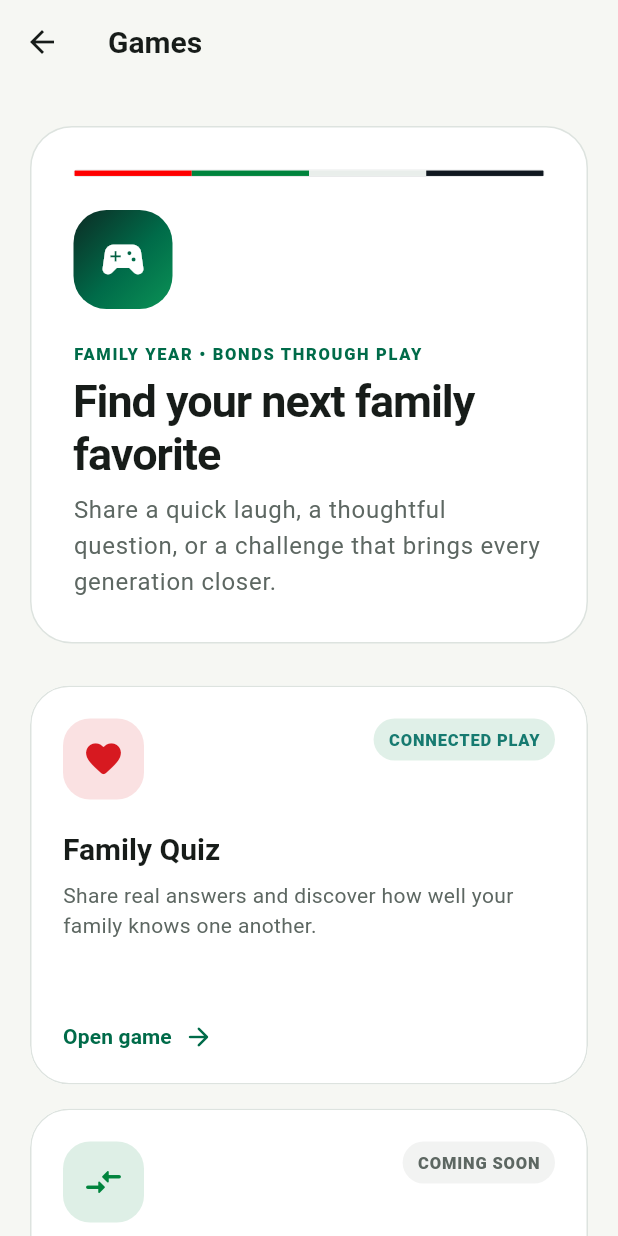
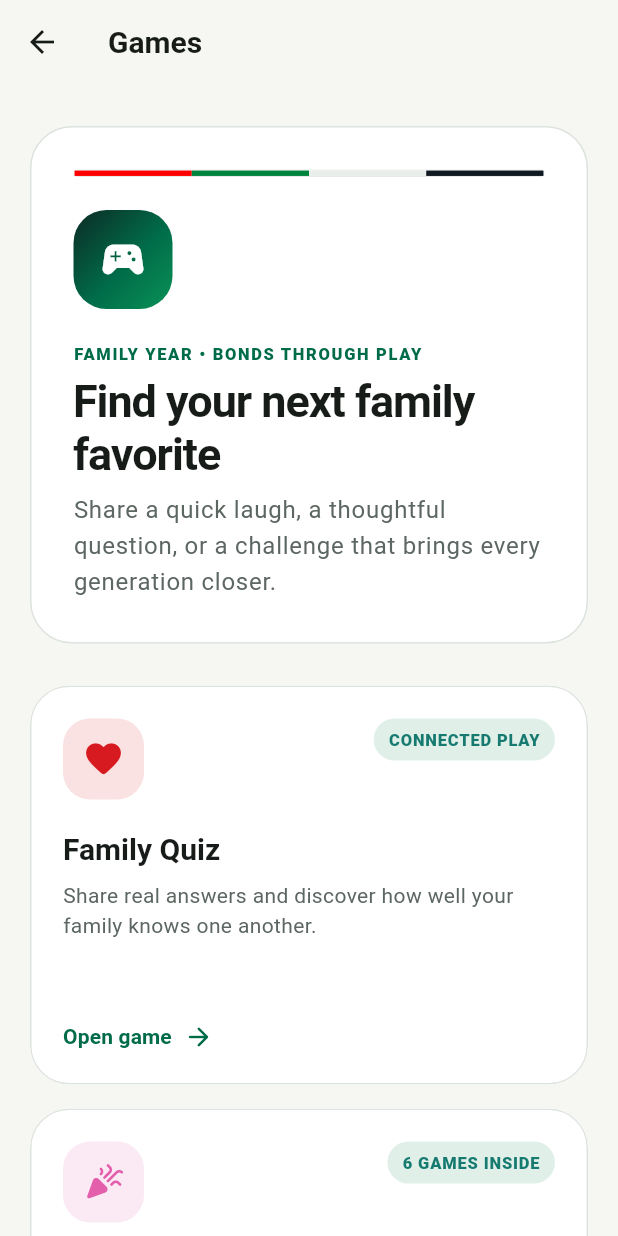
Before and after one commit to SaeedAlagha/KinQuest, a Flutter app: the GamesScreen screen opened directly, on a phone screen of 412 x 824 dp. Run offline on Flutter 3.47's test engine with Material 3 defaults, Android fonts, the phone set to English and light mode, and no system bars; our stand-ins replace cloud_firestore, firebase_auth, firebase_core, image_picker, shared_preferences; accounts and stored records are empty.

Commit message:
Clean up Quick Play game library

```diff
--- a/lib/features/games/screens/games_screen.dart
+++ b/lib/features/games/screens/games_screen.dart
@@ -1,5 +1,4 @@
 import 'package:flutter/material.dart';
-import 'family_missions_screen.dart';
 import '../../../core/theme/app_theme.dart';
 import '../../../core/widgets/family_year_banner.dart';
 import 'charades_screen.dart';
@@ -9,7 +8,6 @@ import 'never_have_i_ever_screen.dart';
 import 'trivia_screen.dart';
 import 'truth_or_dare_screen.dart';
 import 'would_you_rather_screen.dart';
-import 'memory_challenge_screen.dart';
 import 'family_impostor_screen.dart';
 import 'secret_mission_screen.dart';
 import 'caption_battle_screen.dart';
@@ -32,40 +30,8 @@ class GamesScreen extends StatelessWidget {
       eyebrow: 'CONNECTED PLAY',
       isAvailable: true,
     ),
-    _GameItem(
-      icon: Icons.compare_arrows_rounded,
-      accent: AppTheme.tealColor,
-      title: 'Match My Answer',
-      description: 'Try to match another family member\'s private answer.',
-      eyebrow: 'COMING SOON',
-    ),
-    _GameItem(
-      icon: Icons.photo_library_rounded,
-      accent: AppTheme.primaryColor,
-      title: 'Memory Challenge',
-      description:
-          'Play AI-generated challenges inspired by your family memories.',
-      eyebrow: 'SILA SIGNATURE',
-      isAvailable: true,
-      isSignatureFeature: true,
-    ),
-    _GameItem(
-      icon: Icons.psychology_rounded,
-      accent: AppTheme.goldColor,
-      title: 'AI Knowledge Challenge',
-      description:
-          'Explore science, geography, history, sports, and more together.',
-      eyebrow: 'COMING SOON',
-    ),
-    _GameItem(
-      icon: Icons.groups_rounded,
-      accent: Color(0xFF4B91F1),
-      title: 'Family Missions',
-      description:
-          'Complete real-life activities together and earn family rewards.',
-      eyebrow: 'DAILY MISSIONS',
-      isAvailable: true,
-    ),
+
+
     _GameItem(
       icon: Icons.celebration_rounded,
       accent: Color(0xFFE35EAB),
@@ -101,6 +67,7 @@ class GamesScreen extends StatelessWidget {
           'Caption real family photos, vote anonymously, and crown the funniest family member.',
       eyebrow: 'PHOTO PARTY',
       isAvailable: true,
+      isSignatureFeature: true,
     ),
     _GameItem(
       icon: Icons.timer_rounded,
@@ -135,8 +102,6 @@ class GamesScreen extends StatelessWidget {
       MaterialPageRoute(
         builder: (_) => switch (game.title) {
           'Family Quiz' => FamilyQuizScreen(developerPreview: developerPreview),
-          'Memory Challenge' => const MemoryChallengeScreen(),
-          'Family Missions' => const FamilyMissionsScreen(),
           'Family Impostor' => const FamilyImpostorScreen(),
           'Secret Mission' => const SecretMissionScreen(),
           'Caption Battle' => const CaptionBattleScreen(),
```
